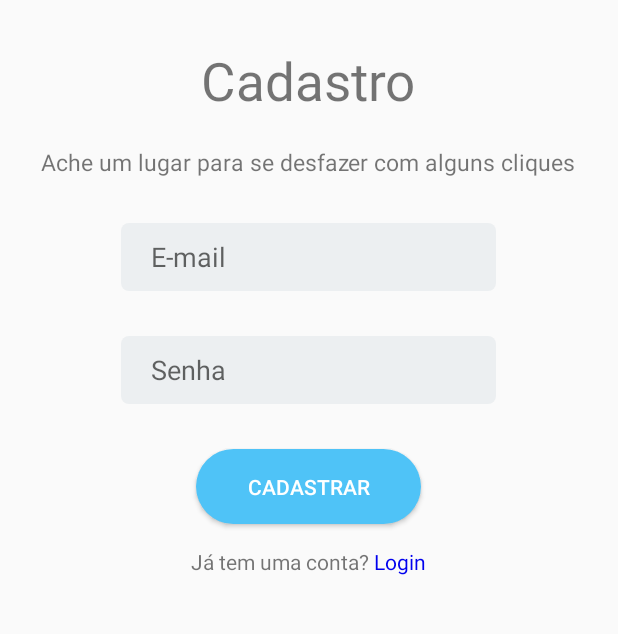
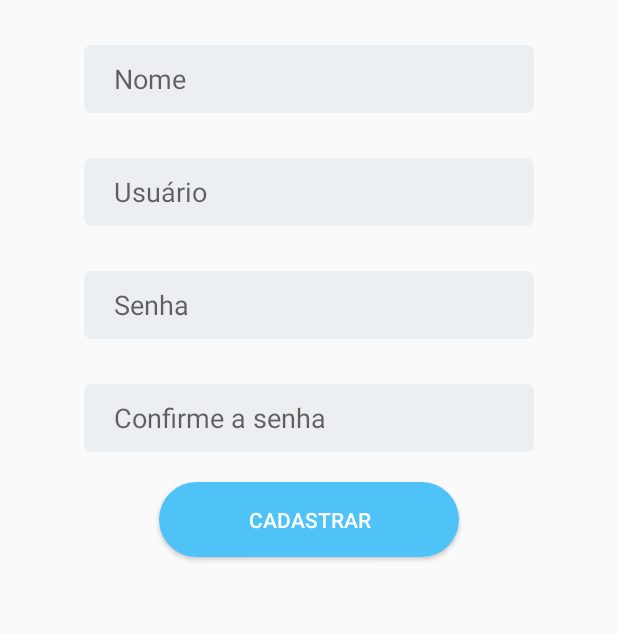
Before and after one commit to FabricaAppU9/EcoLoc, an Android app: the CadastradoActivity screen opened directly, with no data from a screen before it, on a phone screen of 412 x 824 dp, the part 264-898 px from its top. Run offline under Robolectric (Android 15) with nearby library versions, the phone set to English and light mode, and no system bars; libraries missing offline, so code that uses them is left out: retrofit.client.

Commit message:
Criação de tela login e cadastro, conexão da tela cadastro com webservice e cor principal alterada para azul

```diff
--- a/app/build.gradle
+++ b/app/build.gradle
@@ -30,6 +30,8 @@ dependencies {
     compile 'com.android.support:recyclerview-v7:25.3.1'
     compile 'com.google.android.gms:play-services:8.3.0'
     testCompile 'junit:junit:4.12'
+    compile 'com.squareup.retrofit:retrofit:1.9.0'
+    compile 'com.squareup.okhttp:okhttp:2.7.5'
 }
 
 
--- a/app/src/main/java/br/com/fabappu9/ecoloc/CadastradoActivity.java
+++ b/app/src/main/java/br/com/fabappu9/ecoloc/CadastradoActivity.java
@@ -2,12 +2,76 @@ package br.com.fabappu9.ecoloc;
 
 import android.support.v7.app.AppCompatActivity;
 import android.os.Bundle;
+import android.view.View;
+import android.widget.Button;
+import android.widget.TextView;
+import android.widget.Toast;
+
+import br.com.fabappu9.ecoloc.Model.Resposta;
+import br.com.fabappu9.ecoloc.network.APIClient;
+import retrofit.Callback;
+import retrofit.RetrofitError;
+import retrofit.client.Response;
+
 
 public class CadastradoActivity extends AppCompatActivity {
+
+    private TextView txtNome;
+    private TextView txtUsuario;
+    private TextView txtSenha;
+    private TextView txtConfirmarSenha;
+    private Button btnCadastrar;
+    private Callback<Resposta> respostaCallback;
+
 
     @Override
     protected void onCreate(Bundle savedInstanceState) {
         super.onCreate(savedInstanceState);
         setContentView(R.layout.activity_cadastrado);
+
+        txtNome = (TextView) findViewById(R.id.txtNome);
+        txtUsuario = (TextView) findViewById(R.id.txtUsuario);
+        txtSenha = (TextView) findViewById(R.id.txtSenha);
+        txtConfirmarSenha = (TextView) findViewById(R.id.txtConfirmarSenha);
+        btnCadastrar = (Button) findViewById(R.id.btnCadastrar);
+
+        btnCadastrar.setOnClickListener(new View.OnClickListener() {
+            @Override
+            public void onClick(View v) {
+                String Nome =txtNome.getText().toString();
+                String Usuario =txtUsuario.getText().toString();
+                String Senha =txtSenha.getText().toString();
+                String Confirmar =txtConfirmarSenha.getText().toString();
+
+                if(Senha.equals(Confirmar)){
+                    configurarCallback();
+                    new APIClient().getRestService().setUsuarioDTO("12345", "CRIARUSUARIODTO", Nome, Usuario, Senha, respostaCallback);
+                    // new APIClient().getRestService().setUsuarioLoginDTO("12345", "USUARIOLOGINDTO", Usuario, Senha, respostaCallback);
+
+                }else{
+
+                    Toast.makeText(CadastradoActivity.this, "Essas senhas não coicidem", Toast.LENGTH_SHORT).show();
+                    txtSenha.setText("");
+                    txtConfirmarSenha.setText("");
+
+                }
+            }
+        });
+
+    }
+
+    private void configurarCallback() {
+        respostaCallback = new Callback<Resposta>() {
+            @Override
+            public void success(Resposta resposta, Response response) {
+                Toast.makeText(CadastradoActivity.this, "Cadastrado com Sucesso!", Toast.LENGTH_SHORT).show();
+
+            }
+
+            @Override
+            public void failure(RetrofitError error) {
+                Toast.makeText(CadastradoActivity.this, "Deu Ruim: " + error.getMessage(), Toast.LENGTH_SHORT).show();
+            }
+        };
     }
 }
--- a/app/src/main/res/layout/activity_cadastrado.xml
+++ b/app/src/main/res/layout/activity_cadastrado.xml
@@ -12,6 +12,7 @@
         android:layout_width="match_parent"
         android:layout_height="match_parent"
         android:orientation="vertical">
+
         <ImageView
             android:layout_width="80dp"
             android:layout_height="80dp"
@@ -20,56 +21,59 @@
             android:layout_marginTop="40dp"
             android:src="@drawable/ic_logo_cadastrar" />
 
-        <TextView
-            android:layout_width="wrap_content"
-            android:layout_height="wrap_content"
-            android:text="Cadastro"
+        <EditText
+            android:id="@+id/txtNome"
+            android:layout_width="300dp"
+            android:layout_height="45dp"
             android:layout_gravity="center"
-            android:textSize="35dp"
-            android:layout_marginBottom="20dp"/>
-
-        <TextView
-            android:layout_width="wrap_content"
-            android:layout_height="wrap_content"
-            android:text="Ache um lugar para se desfazer com alguns cliques"
-            android:layout_gravity="center"
-            android:textSize="15dp"
-            android:layout_marginBottom="30dp"/>
+            android:layout_marginBottom="30dp"
+            android:background="@drawable/rounded_edit_text"
+            android:hint="Nome"
+            android:inputType="text"
+            android:paddingLeft="20dp" />
 
         <EditText
-            android:layout_width="250dp"
+            android:id="@+id/txtUsuario"
+            android:layout_width="300dp"
             android:layout_height="45dp"
-            android:inputType="textEmailAddress"
-            android:hint="E-mail"
             android:layout_gravity="center"
             android:background="@drawable/rounded_edit_text"
-            android:paddingLeft="20dp"/>
+            android:hint="Usuário"
+            android:inputType="text"
+            android:paddingLeft="20dp" />
 
         <EditText
-            android:layout_width="250dp"
+            android:id="@+id/txtSenha"
+            android:layout_width="300dp"
             android:layout_height="45dp"
+            android:layout_gravity="center"
+            android:layout_marginBottom="30dp"
+            android:layout_marginTop="30dp"
+            android:background="@drawable/rounded_edit_text"
+            android:hint="Senha"
             android:inputType="textPassword"
-            android:hint="Senha"
+            android:paddingLeft="20dp" />
+
+        <EditText
+            android:id="@+id/txtConfirmarSenha"
+            android:layout_width="300dp"
+            android:layout_height="45dp"
             android:layout_gravity="center"
             android:background="@drawable/rounded_edit_text"
-            android:layout_marginTop="30dp"
-            android:layout_marginBottom="30dp"
-            android:paddingLeft="20dp"/>
+            android:hint="Confirme a senha"
+            android:inputType="textPassword"
+            android:paddingLeft="20dp" />
 
         <Button
-            android:layout_width="150dp"
+            android:id="@+id/btnCadastrar"
+            android:layout_width="200dp"
             android:layout_height="50dp"
             android:layout_gravity="center"
+            android:layout_marginTop="20dp"
             android:background="@drawable/cadastrar_button"
             android:text="Cadastrar"
-            android:textColor="#fff"/>
+            android:textColor="#fff" />
 
-        <TextView
-            android:layout_width="wrap_content"
-            android:layout_height="wrap_content"
-            android:layout_gravity="center"
-            android:layout_marginTop="15dp"
-            android:text="@string/ja_tem_uma_conta"/>
 
     </LinearLayout>
 
```
Also changed, not shown: app/src/main/java/br/com/fabappu9/ecoloc/Model/Resposta.java (added, +25 -0 lines), app/src/main/java/br/com/fabappu9/ecoloc/network/APIClient.java (added, +57 -0 lines), 6 other files.
